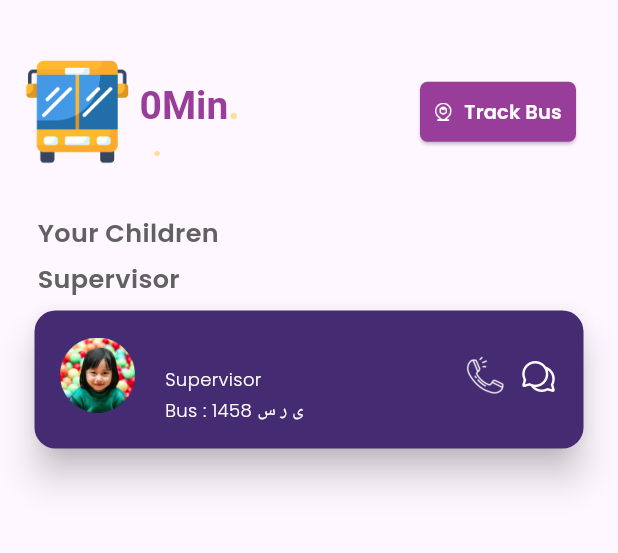
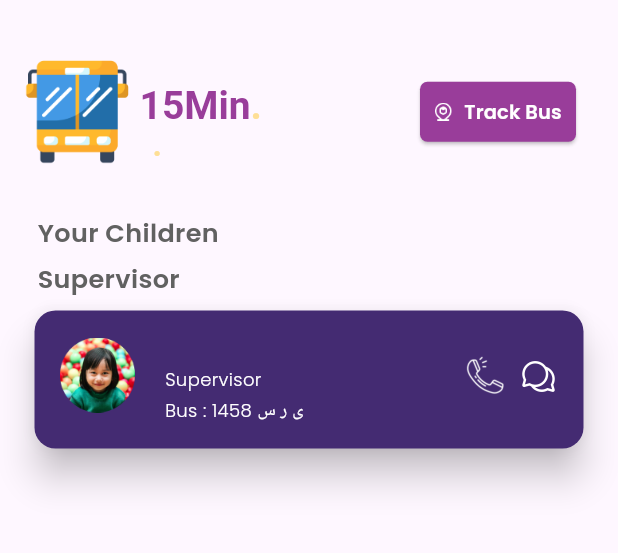
Before and after one commit to mohamedsalah918101/School-Bus, a Flutter app: the HomeParentTakeBus screen opened directly, on a phone screen of 412 x 824 dp, the part 111-664 px from its top. Run offline on Flutter 3.47's test engine with Material 3 defaults, Android fonts, the phone set to English and light mode, and no system bars; our stand-ins replace cloud_firestore, connectivity_plus, dotted_line, firebase_auth, firebase_core, firebase_database and 19 more; missing offline and left inert: fdottedline_nullsafety, flutter_gif, flutter_phone_direct_caller, flutter_sound, fluttercontactpicker, google_maps_place_picker_mb and 4 more; accounts and stored records are empty.

Commit message:
chat & home & supervisors

```diff
--- a/lib/supervisor_parent/components/bus_component.dart
+++ b/lib/supervisor_parent/components/bus_component.dart
@@ -46,7 +46,7 @@ class BusComponent extends StatelessWidget {
                   ),
                   children: [
                     TextSpan(
-                        text: '0',
+                        text: '15',
                         style: TextStyle(
                             color: Color(0xFF993D9A)
                         )
--- a/lib/supervisor_parent/components/supervisor_card.dart
+++ b/lib/supervisor_parent/components/supervisor_card.dart
@@ -3,12 +3,14 @@ import 'package:flutter/material.dart';
 import 'package:get/get.dart';
 import 'package:school_account/main.dart';
 import 'package:school_account/supervisor_parent/screens/chat_screen.dart';
+import '../../Functions/functions.dart';
 import '../../model/ParentModel.dart';
 import '../../model/SupervisorsModel.dart';
 import 'elevated_icon_button.dart';
 
 class SupervisorCard extends StatefulWidget {
-  const SupervisorCard({super.key});
+  ParentModel? childrenData;
+  SupervisorCard({this.childrenData, super.key});
 
   @override
   State<SupervisorCard> createState() => _SupervisorCardState();
@@ -179,10 +181,15 @@ class _SupervisorCardState extends State<SupervisorCard> {
                               padding: const EdgeInsets.only(top: 12.0),
                               child: Row(
                                 children: [
-                                  Image.asset(
-                                    'assets/images/icons8_phone 1 (1).png',
-                                    width: 28,
-                                    height: 28,
+                                  GestureDetector(
+                                    onTap: (){
+                                      makePhoneCall( widget.childrenData!.supervisors![0].phone!);
+                            },
+                                    child: Image.asset(
+                                      'assets/images/icons8_phone 1 (1).png',
+                                      width: 28,
+                                      height: 28,
+                                    ),
                                   ),
                                   SizedBox(width: 9),
                                   GestureDetector(
@@ -194,7 +201,8 @@ class _SupervisorCardState extends State<SupervisorCard> {
                                     onTap: () {
                                       // Navigator.of(context).push(
                                       //     MaterialPageRoute(builder: (context) =>
-                                      //         ChatScreen()));
+                                      //         ChatScreen(receiverPhone: widget.childrenData!.supervisors![0].phone!, receiverName: widget.childrenData!.supervisors![0].name!,
+                                      //           receiverId: widget.childrenData!.supervisors![0].id!,)));
                                     },
                                   ),
                                 ],
```
Also changed, not shown: lib/supervisor_parent/screens/track_parent.dart (+1 -67 lines).
